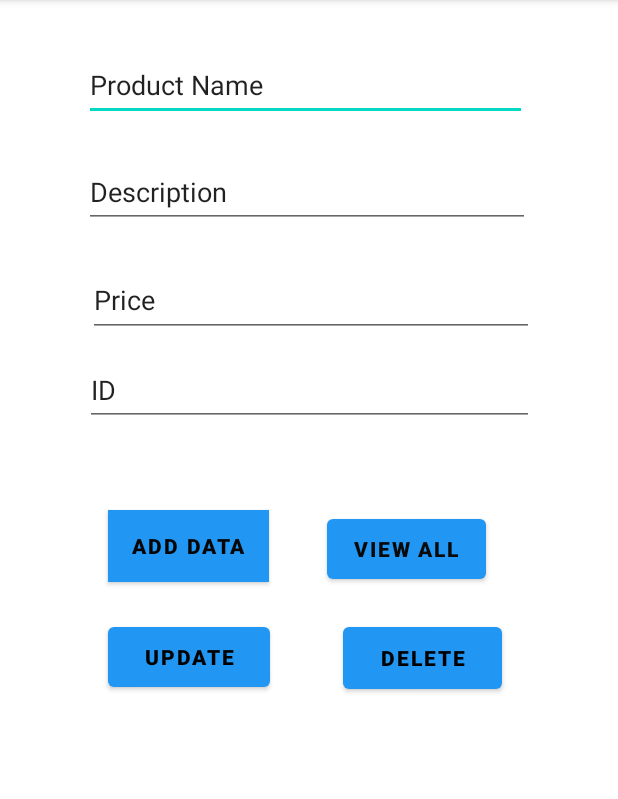
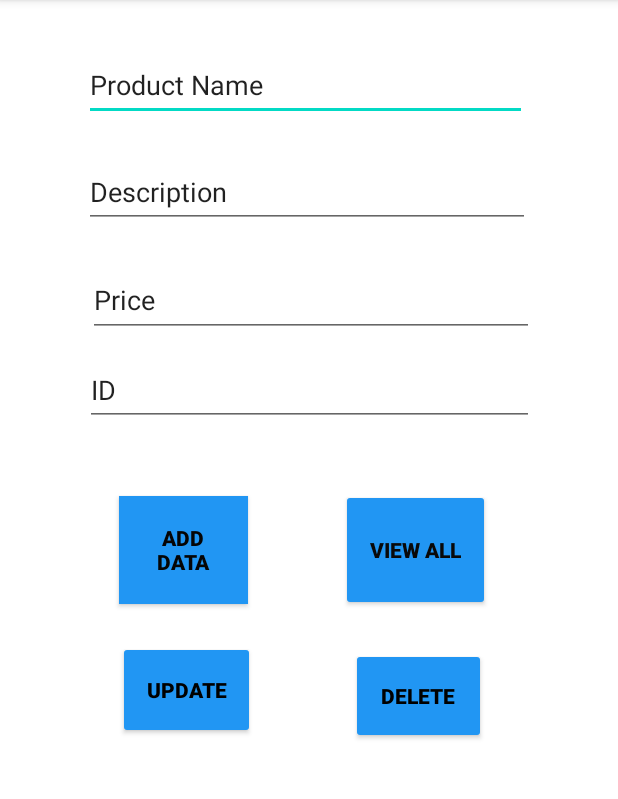
Before and after one commit to anjali301/myBiller, an Android app: the MainActivity screen opened directly, with no data from a screen before it, on a phone screen of 412 x 824 dp, the part 84-883 px from its top. Run offline under Robolectric (Android 15) with nearby library versions, the phone set to English and light mode, and no system bars.

Commit message:
Updated product_detailsp1.xml

```diff
--- a/app/src/main/res/layout/product_detailsp1.xml
+++ b/app/src/main/res/layout/product_detailsp1.xml
@@ -62,9 +62,13 @@
 
     <Button
         android:id="@+id/button4"
-        android:layout_width="wrap_content"
-        android:layout_height="wrap_content"
-        android:layout_marginBottom="380dp"
+        style="@style/Widget.AppCompat.Button"
+        android:layout_width="86dp"
+        android:layout_height="72dp"
+        android:layout_marginStart="10dp"
+        android:layout_marginLeft="10dp"
+        android:layout_marginTop="50dp"
+        android:layout_marginBottom="376dp"
         android:background="#2196F3"
         android:text="Add Data"
         android:textColor="#050505"
@@ -73,13 +77,21 @@
         app:iconTint="#2196F3"
         app:layout_constraintBottom_toBottomOf="parent"
         app:layout_constraintEnd_toEndOf="parent"
-        app:layout_constraintHorizontal_bias="0.237"
-        app:layout_constraintStart_toStartOf="parent" />
+        app:layout_constraintHorizontal_bias="0.219"
+        app:layout_constraintStart_toStartOf="parent"
+        app:layout_constraintTop_toBottomOf="@+id/editTextTextPersonName6"
+        app:layout_constraintVertical_bias="0.224" />
 
     <Button
         android:id="@+id/button7"
-        android:layout_width="106dp"
-        android:layout_height="52dp"
+        style="@style/Widget.AppCompat.Button"
+        android:layout_width="99dp"
+        android:layout_height="81dp"
+        android:layout_marginStart="5dp"
+        android:layout_marginLeft="5dp"
+        android:layout_marginTop="50dp"
+        android:layout_marginEnd="10dp"
+        android:layout_marginRight="10dp"
         android:layout_marginBottom="376dp"
         android:text="View All"
         android:textColor="#090909"
@@ -87,22 +99,30 @@
         app:backgroundTint="#2196F3"
         app:layout_constraintBottom_toBottomOf="parent"
         app:layout_constraintEnd_toEndOf="parent"
-        app:layout_constraintHorizontal_bias="0.304"
-        app:layout_constraintStart_toEndOf="@+id/button4" />
+        app:layout_constraintHorizontal_bias="0.428"
+        app:layout_constraintStart_toEndOf="@+id/button4"
+        app:layout_constraintTop_toBottomOf="@+id/editTextTextPersonName6"
+        app:layout_constraintVertical_bias="0.344" />
 
     <Button
         android:id="@+id/button8"
-        android:layout_width="108dp"
-        android:layout_height="52dp"
+        style="@style/Widget.AppCompat.Button"
+        android:layout_width="91dp"
+        android:layout_height="65dp"
+        android:layout_marginStart="10dp"
+        android:layout_marginLeft="10dp"
         android:layout_marginTop="24dp"
+        android:layout_marginBottom="250dp"
         android:text="Update"
         android:textColor="#000000"
         android:textStyle="bold"
         app:backgroundTint="#2196F3"
+        app:layout_constraintBottom_toBottomOf="parent"
         app:layout_constraintEnd_toEndOf="parent"
-        app:layout_constraintHorizontal_bias="0.237"
+        app:layout_constraintHorizontal_bias="0.222"
         app:layout_constraintStart_toStartOf="parent"
-        app:layout_constraintTop_toBottomOf="@+id/button4" />
+        app:layout_constraintTop_toBottomOf="@+id/button4"
+        app:layout_constraintVertical_bias="0.018" />
 
     <EditText
         android:id="@+id/editTextTextPersonName6"
@@ -118,17 +138,25 @@
 
     <Button
         android:id="@+id/button9"
-        android:layout_width="106dp"
-        android:layout_height="53dp"
-        android:layout_marginTop="20dp"
+        style="@style/Widget.AppCompat.Button"
+        android:layout_width="90dp"
+        android:layout_height="64dp"
+        android:layout_marginStart="5dp"
+        android:layout_marginLeft="5dp"
+        android:layout_marginTop="24dp"
+        android:layout_marginEnd="10dp"
+        android:layout_marginRight="10dp"
+        android:layout_marginBottom="250dp"
         android:text="Delete"
         android:textColor="#000000"
         android:textStyle="bold"
         app:backgroundTint="#2196F3"
         app:iconTint="#020202"
+        app:layout_constraintBottom_toBottomOf="parent"
         app:layout_constraintEnd_toEndOf="parent"
-        app:layout_constraintHorizontal_bias="0.384"
+        app:layout_constraintHorizontal_bias="0.43"
         app:layout_constraintStart_toEndOf="@+id/button8"
-        app:layout_constraintTop_toBottomOf="@+id/button7" />
+        app:layout_constraintTop_toBottomOf="@+id/button7"
+        app:layout_constraintVertical_bias="0.024" />
 
 </androidx.constraintlayout.widget.ConstraintLayout>
```
